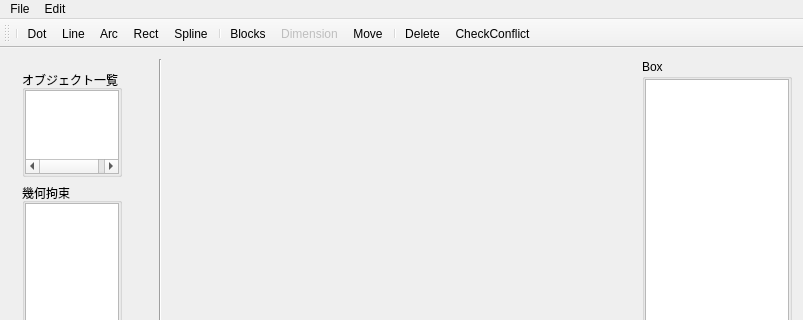
Before: the Qt Designer form src/MainWindow.ui in hal1437/BlockMaker, drawn with Qt 5; both pictures show x 0 to 803 and y 0 to 320 of the 803 by 465 pixel window.
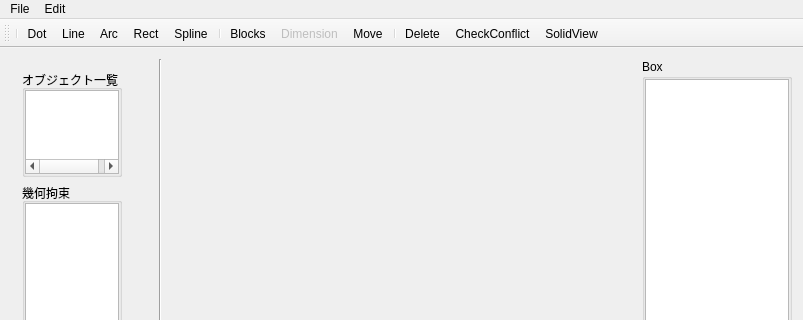
After: the same form once the commit is applied. Icons and pictures are not drawn. Custom widgets are drawn as their Qt base class.

Commit message: SolidViewを追加

The edit to the form file:
```diff
--- a/src/MainWindow.ui
+++ b/src/MainWindow.ui
@@ -385,6 +385,7 @@
    <addaction name="separator"/>
    <addaction name="actionDelete"/>
    <addaction name="actionCheckConflict"/>
+   <addaction name="actionSolidView"/>
   </widget>
   <widget class="QStatusBar" name="statusBar"/>
   <action name="ToolDot">
@@ -561,6 +562,11 @@
     <string>Move</string>
    </property>
   </action>
+  <action name="actionSolidView">
+   <property name="text">
+    <string>SolidView</string>
+   </property>
+  </action>
  </widget>
  <layoutdefault spacing="6" margin="11"/>
  <customwidgets>
```
The commit also changes 7 other files.
